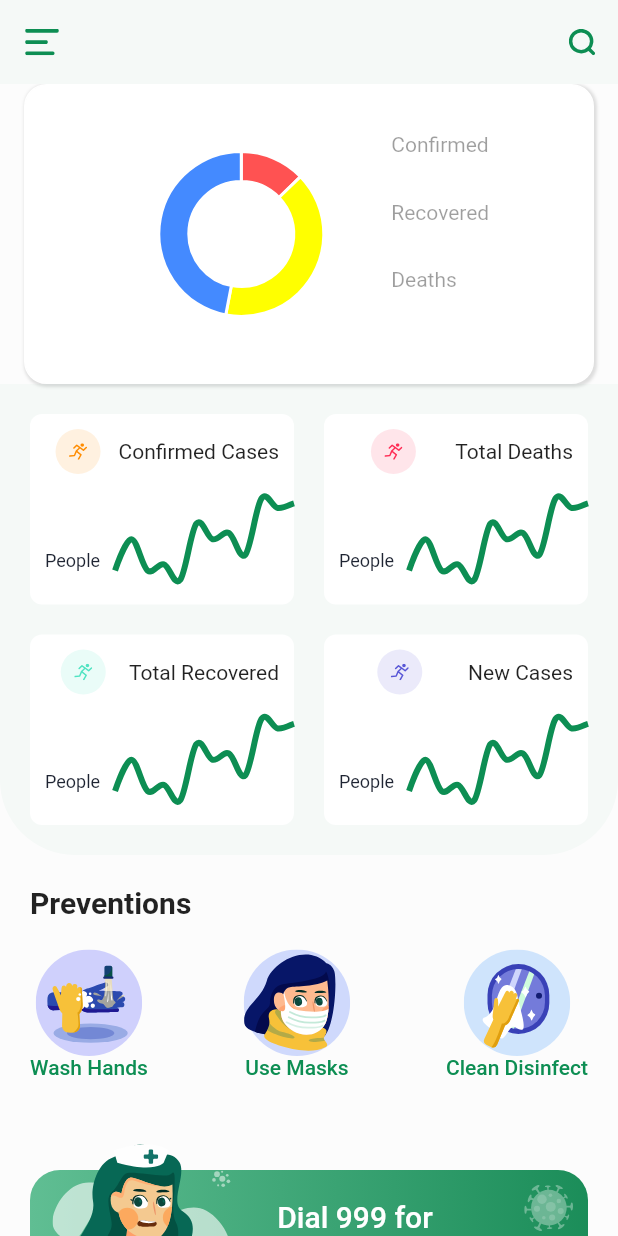
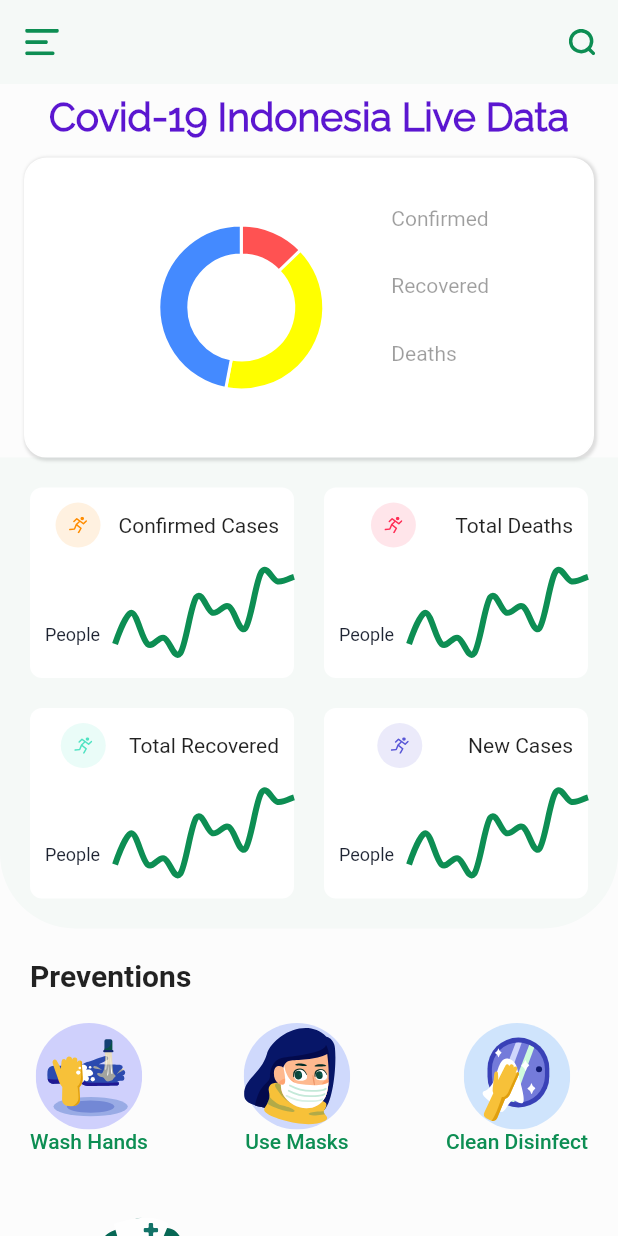
Before and after one commit to MulyonoPutra/Covid19App, a Flutter app: the HomeScreen screen opened directly, on a phone screen of 412 x 824 dp. Run offline on Flutter 3.47's test engine with Material 2 defaults, Android fonts, the phone set to English and light mode, and no system bars; drawn by our look-alikes of fl_chart; our stand-ins replace charts_flutter, equatable, flutter_svg; network calls fail.

Commit message:
Add title.

```diff
--- a/lib/features/presentation/screen/home_screen.dart
+++ b/lib/features/presentation/screen/home_screen.dart
@@ -1,4 +1,5 @@
 import 'package:covid19/features/presentation/utils/contants.dart';
+import 'package:covid19/features/presentation/utils/style.dart';
 import 'package:covid19/features/presentation/view_model/main_view_model.dart';
 import 'package:covid19/features/presentation/widget/chart_widget.dart';
 import 'package:covid19/features/presentation/widget/info_card.dart';
@@ -28,6 +29,10 @@ class _HomeScreenState extends State<HomeScreen> {
         child: Column(
           crossAxisAlignment: CrossAxisAlignment.start,
           children: <Widget>[
+            Center(
+              child: Text('Covid-19 Indonesia Live Data', style: titleStyle,),
+            ),
+            SizedBox(height: 10),
             _buildStatistic(),
             Container(
               padding:
@@ -176,9 +181,10 @@ class _HomeScreenState extends State<HomeScreen> {
             SizedBox(height: 5),
             Text(
               value,
-              style: Theme.of(context).textTheme.headline6.copyWith(
-                    fontWeight: FontWeight.bold, fontSize: 12
-                  ),
+              style: Theme.of(context)
+                  .textTheme
+                  .headline6
+                  .copyWith(fontWeight: FontWeight.bold, fontSize: 12),
             ),
             SizedBox(height: 10),
           ],
```
Also changed, not shown: lib/features/presentation/utils/style.dart (+8 -0 lines).
